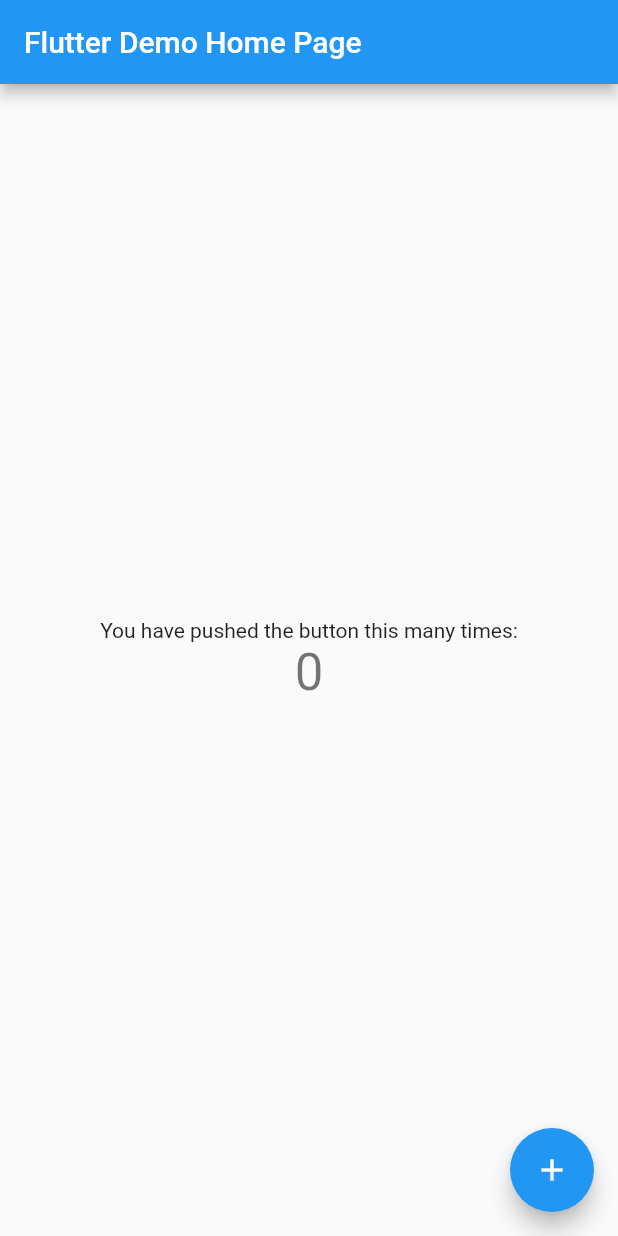
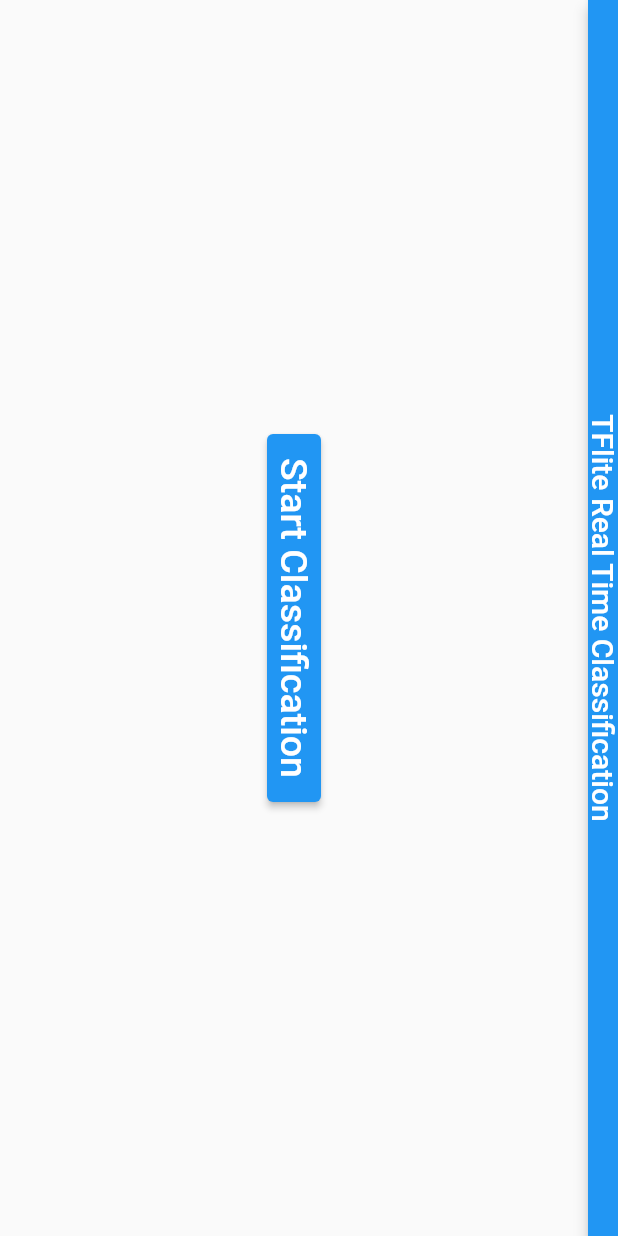
Before and after one commit to Yaroslaww-1/logo-recognizer, a Flutter app: the screen it shows after launch, on a phone screen of 412 x 824 dp. Run offline on Flutter 3.47's test engine with Material 2 defaults, Android fonts, the phone set to English and light mode, and no system bars; our stand-ins replace camera; missing offline and left inert: tflite; project files that could hold a hidden picture were left out.

```diff
--- /dev/null
+++ b/lib/features/home/home_screen.dart
@@ -0,0 +1,50 @@
+import 'package:flutter/material.dart';
+
+import 'package:logo_recognizer/routes_enum.dart';
+
+class HomeScreen extends StatefulWidget {
+  HomeScreen();
+
+  @override
+  _HomeScreenState createState() => new _HomeScreenState();
+}
+
+class _HomeScreenState extends State<HomeScreen> {
+  void onStartClassificationClick() {
+    Navigator.pushNamed(context, RouteEnum.RECOGNIZER);
+  }
+
+  @override
+  Widget build(BuildContext context) {
+    return RotatedBox(
+      quarterTurns: 1,
+      child: Scaffold(
+        appBar: PreferredSize(
+          preferredSize: Size.fromHeight(20.0),
+          child: AppBar(
+            centerTitle: true,
+            title: const Text('TFlite Real Time Classification'),
+          ),
+        ),
+        body: Center(
+          child: Container(
+            child: Column(
+              mainAxisAlignment: MainAxisAlignment.center,
+              children: <Widget>[
+                ButtonTheme(
+                  child: ElevatedButton(
+                    child: Text(
+                      "Start Classification",
+                      style: TextStyle(fontSize: 25.0),
+                    ),
+                    onPressed: onStartClassificationClick,
+                  ),
+                )
+              ],
+            ),
+          ),
+        ),
+      ),
+    );
+  }
+}
--- a/lib/main.dart
+++ b/lib/main.dart
@@ -1,113 +1,35 @@
 import 'package:flutter/material.dart';
 
+import 'features/recognizer/recognizer_screen.dart';
+import 'features/home/home_screen.dart';
+import 'routes_enum.dart';
+
 void main() {
-  runApp(MyApp());
+  runApp(LogoRecognizer());
 }
 
-class MyApp extends StatelessWidget {
-  // This widget is the root of your application.
+class LogoRecognizer extends StatefulWidget {
+  LogoRecognizer({Key key}) : super(key: key);
+
+  @override
+  _LogoRecognizerState createState() => _LogoRecognizerState();
+}
+
+// title: Text('Logo Recognizer'),
+
+class _LogoRecognizerState extends State<LogoRecognizer> {
   @override
   Widget build(BuildContext context) {
     return MaterialApp(
       title: 'Logo Recognizer',
       theme: ThemeData(
-        // This is the theme of your application.
-        //
-        // Try running your application with "flutter run". You'll see the
-        // application has a blue toolbar. Then, without quitting the app, try
-        // changing the primarySwatch below to Colors.green and then invoke
-        // "hot reload" (press "r" in the console where you ran "flutter run",
-        // or simply save your changes to "hot reload" in a Flutter IDE).
-        // Notice that the counter didn't reset back to zero; the application
-        // is not restarted.
         primarySwatch: Colors.blue,
       ),
-      home: MyHomePage(title: 'Flutter Demo Home Page'),
+      initialRoute: RouteEnum.HOME,
+      routes: {
+        RouteEnum.HOME: (context) => HomeScreen(),
+        RouteEnum.RECOGNIZER: (context) => RecognizerScreen()
+      },
     );
   }
 }
-
-class MyHomePage extends StatefulWidget {
-  MyHomePage({Key key, this.title}) : super(key: key);
-
-  // This widget is the home page of your application. It is stateful, meaning
-  // that it has a State object (defined below) that contains fields that affect
-  // how it looks.
-
-  // This class is the configuration for the state. It holds the values (in this
-  // case the title) provided by the parent (in this case the App widget) and
-  // used by the build method of the State. Fields in a Widget subclass are
-  // always marked "final".
-
-  final String title;
-
-  @override
-  _MyHomePageState createState() => _MyHomePageState();
-}
-
-class _MyHomePageState extends State<MyHomePage> {
-  int _counter = 0;
-
-  void _incrementCounter() {
-    setState(() {
-      // This call to setState tells the Flutter framework that something has
-      // changed in this State, which causes it to rerun the build method below
-      // so that the display can reflect the updated values. If we changed
-      // _counter without calling setState(), then the build method would not be
-      // called again, and so nothing would appear to happen.
-      _counter++;
-    });
-  }
-
-  @override
-  Widget build(BuildContext context) {
-    // This method is rerun every time setState is called, for instance as done
-    // by the _incrementCounter method above.
-    //
-    // The Flutter framework has been optimized to make rerunning build methods
-    // fast, so that you can just rebuild anything that needs updating rather
-    // than having to individually change instances of widgets.
-    return Scaffold(
-      appBar: AppBar(
-        // Here we take the value from the MyHomePage object that was created by
-        // the App.build method, and use it to set our appbar title.
-        title: Text(widget.title),
-      ),
-      body: Center(
-        // Center is a layout widget. It takes a single child and positions it
-        // in the middle of the parent.
-        child: Column(
-          // Column is also a layout widget. It takes a list of children and
-          // arranges them vertically. By default, it sizes itself to fit its
-          // children horizontally, and tries to be as tall as its parent.
-          //
-          // Invoke "debug painting" (press "p" in the console, choose the
-          // "Toggle Debug Paint" action from the Flutter Inspector in Android
-          // Studio, or the "Toggle Debug Paint" command in Visual Studio Code)
-          // to see the wireframe for each widget.
-          //
-          // Column has various properties to control how it sizes itself and
-          // how it positions its children. Here we use mainAxisAlignment to
-          // center the children vertically; the main axis here is the vertical
-          // axis because Columns are vertical (the cross axis would be
-          // horizontal).
-          mainAxisAlignment: MainAxisAlignment.center,
-          children: <Widget>[
-            Text(
-              'You have pushed the button this many times:',
-            ),
-            Text(
-              '$_counter',
-              style: Theme.of(context).textTheme.headline4,
-            ),
-          ],
-        ),
-      ),
-      floatingActionButton: FloatingActionButton(
-        onPressed: _incrementCounter,
-        tooltip: 'Increment',
-        child: Icon(Icons.add),
-      ), // This trailing comma makes auto-formatting nicer for build methods.
-    );
-  }
-}
--- /dev/null
+++ b/lib/routes_enum.dart
@@ -0,0 +1,4 @@
+class RouteEnum {
+  static const String HOME = 'HOME';
+  static const String RECOGNIZER = 'RECOGNIZER';
+}
```
Also changed, not shown: lib/features/recognizer/recognizer_camera_widget.dart (added, +132 -0 lines), lib/features/recognizer/recognizer_screen.dart (added, +76 -0 lines), lib/features/recognizer/regonizer_text_preview.dart (added, +47 -0 lines).
